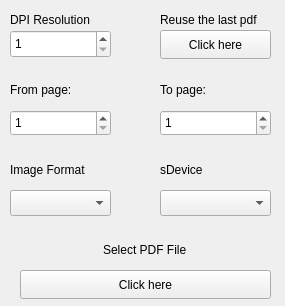
Before: the Qt Designer form mainwindow.ui in su8/kurger, drawn with Qt 5.
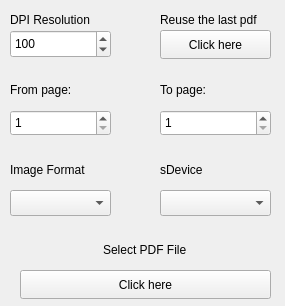
After: the same form once the commit is applied. Icons and pictures are not drawn.

Diff of the .ui file:
```diff
--- a/mainwindow.ui
+++ b/mainwindow.ui
@@ -62,6 +62,9 @@
     <property name="maximum">
      <number>9999</number>
     </property>
+    <property name="value">
+     <number>100</number>
+    </property>
    </widget>
    <widget class="QPushButton" name="pushButton">
     <property name="geometry">
```
Left out of the diff: 2 changed lines with no effect on the pictures.
